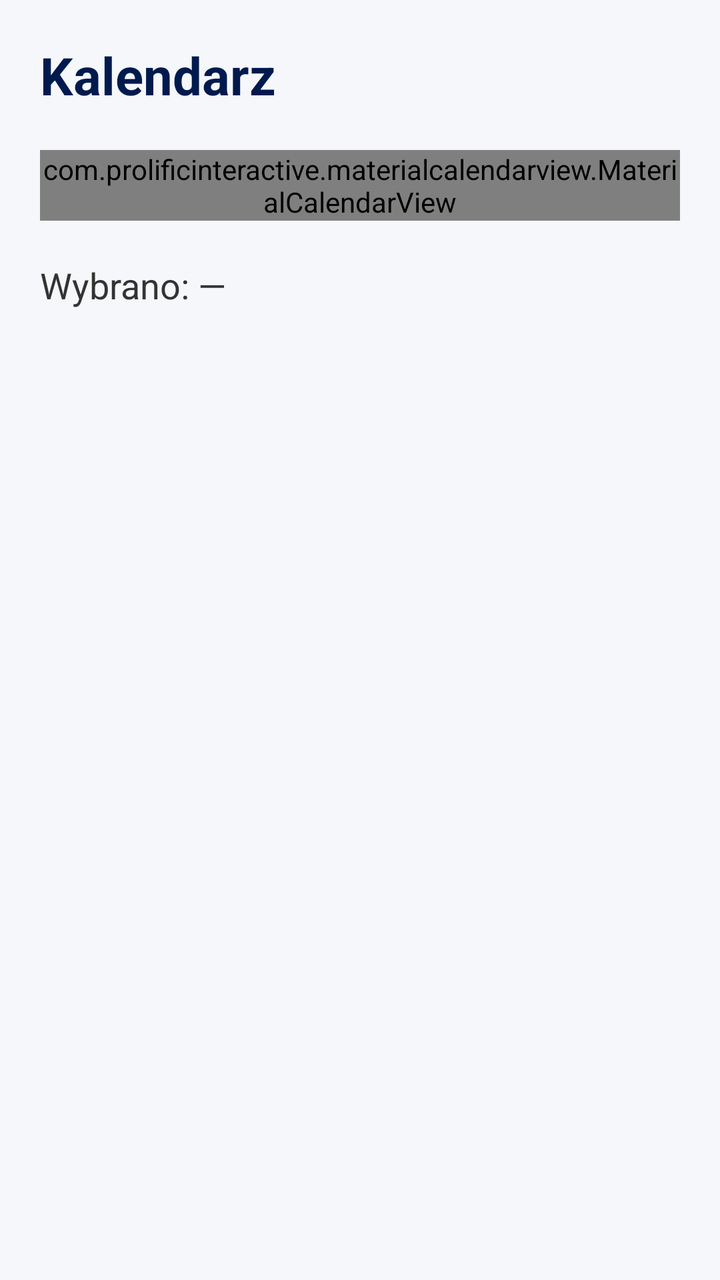
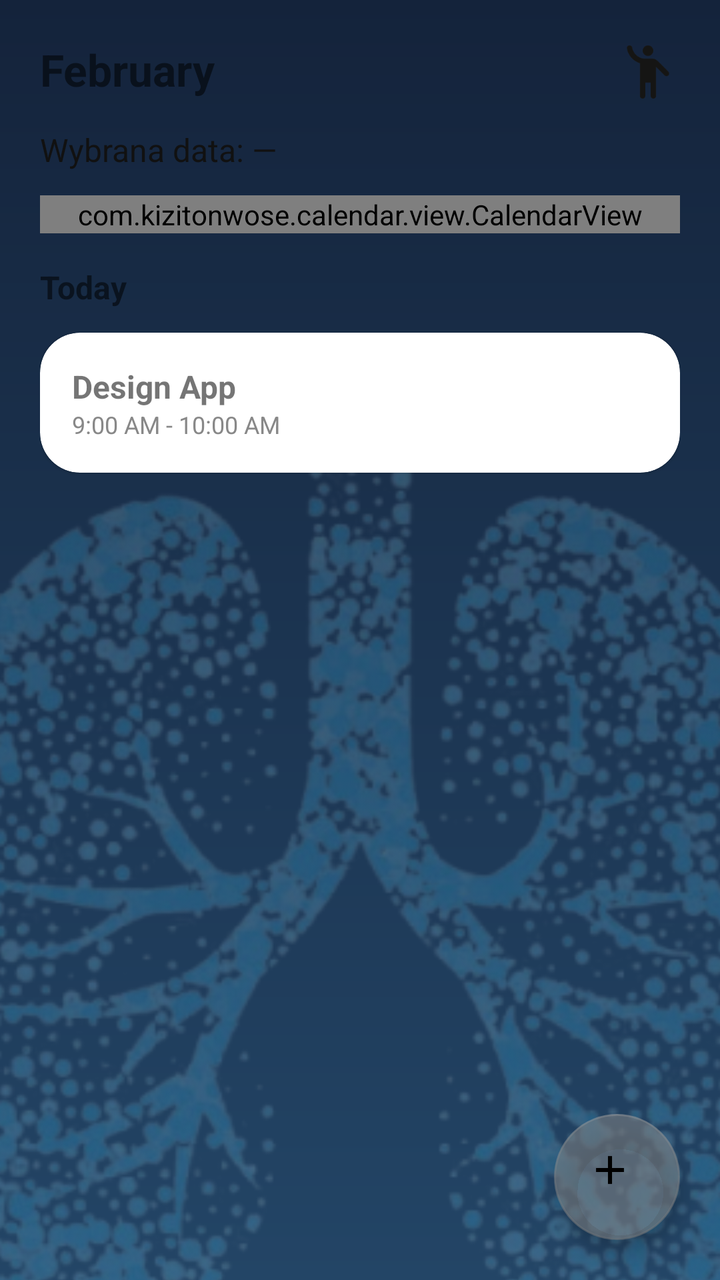

Two renders of the same Android screen: before a commit and after it. Below are the layout's source before the change and the commit's diff.
<!-- AndroidManifest.xml: application theme Theme.MyApplication -->
<!-- res/layout/fragment_calendar.xml -->
<?xml version="1.0" encoding="utf-8"?>
<LinearLayout xmlns:android="http://schemas.android.com/apk/res/android"
    xmlns:app="http://schemas.android.com/apk/res-auto"
    android:orientation="vertical"
    android:padding="20dp"
    android:background="#F5F7FA"
    android:layout_width="match_parent"
    android:layout_height="match_parent">

    
    <TextView
        android:id="@+id/tvTitle"
        android:layout_width="match_parent"
        android:layout_height="wrap_content"
        android:text="Kalendarz"
        android:textSize="26sp"
        android:textStyle="bold"
        android:textColor="#001A4D"
        android:paddingBottom="20dp"/>

    
    <com.prolificinteractive.materialcalendarview.MaterialCalendarView
        android:id="@+id/calendarView"
        android:layout_width="match_parent"
        android:layout_height="wrap_content"
        app:mcv_showOtherDates="all"
        app:mcv_selectionColor="#4CAF50"
        app:mcv_tileHeight="50dp"/>

    
    <TextView
        android:id="@+id/tvSelectedDate"
        android:layout_width="match_parent"
        android:layout_height="wrap_content"
        android:text="Wybrano: —"
        android:textSize="18sp"
        android:textColor="#333"
        android:paddingTop="20dp"/>

</LinearLayout>
<!-- resources referenced by this layout -->
<resources>
  <style name="Theme.MyApplication" parent="Theme.MaterialComponents.DayNight.DarkActionBar">
          
          <item name="colorPrimary">@color/purple_500</item>
          <item name="colorPrimaryVariant">@color/purple_700</item>
          <item name="colorOnPrimary">@color/white</item>
          
          <item name="colorSecondary">@color/teal_200</item>
          <item name="colorSecondaryVariant">@color/teal_700</item>
          <item name="colorOnSecondary">@color/black</item>
          
          <item name="android:statusBarColor">?attr/colorPrimaryVariant</item>
          
      </style>
  <color name="purple_500">#FF6200EE</color>
  <color name="purple_700">#FF3700B3</color>
  <color name="white">#FFFFFFFF</color>
  <color name="teal_200">#FF03DAC5</color>
  <color name="teal_700">#FF018786</color>
  <color name="black">#FF000000</color>
</resources>

<!-- the commit's change to res/layout/fragment_calendar.xml (unified diff, before → after) -->
@@ -1,40 +1,140 @@
 <?xml version="1.0" encoding="utf-8"?>
-<LinearLayout xmlns:android="http://schemas.android.com/apk/res/android"
+<androidx.constraintlayout.widget.ConstraintLayout
+    xmlns:android="http://schemas.android.com/apk/res/android"
     xmlns:app="http://schemas.android.com/apk/res-auto"
-    android:orientation="vertical"
-    android:padding="20dp"
-    android:background="#F5F7FA"
+    xmlns:tools="http://schemas.android.com/tools"
     android:layout_width="match_parent"
-    android:layout_height="match_parent">
+    android:layout_height="match_parent"
+    android:background="@drawable/gradient_bg">
 
     
-    <TextView
-        android:id="@+id/tvTitle"
+    <ImageView
+        android:id="@+id/bgLungsCalendar"
         android:layout_width="match_parent"
-        android:layout_height="wrap_content"
-        android:text="Kalendarz"
-        android:textSize="26sp"
-        android:textStyle="bold"
-        android:textColor="#001A4D"
-        android:paddingBottom="20dp"/>
+        android:layout_height="match_parent"
+        android:src="@drawable/lungs"
+        android:scaleType="centerCrop"
+        android:alpha="0.22"
+        android:translationY="120dp"
+        android:contentDescription="@null" />
 
     
-    <com.prolificinteractive.materialcalendarview.MaterialCalendarView
-        android:id="@+id/calendarView"
-        android:layout_width="match_parent"
-        android:layout_height="wrap_content"
-        app:mcv_showOtherDates="all"
-        app:mcv_selectionColor="#4CAF50"
-        app:mcv_tileHeight="50dp"/>
 
     
-    <TextView
-        android:id="@+id/tvSelectedDate"
-        android:layout_width="match_parent"
-        android:layout_height="wrap_content"
-        android:text="Wybrano: —"
-        android:textSize="18sp"
-        android:textColor="#333"
-        android:paddingTop="20dp"/>
+    <ScrollView
+        android:id="@+id/scrollContent"
+        android:layout_width="0dp"
+        android:layout_height="0dp"
+        android:padding="20dp"
+        app:layout_constraintBottom_toBottomOf="parent"
+        app:layout_constraintEnd_toEndOf="parent"
+        app:layout_constraintHorizontal_bias="0.0"
+        app:layout_constraintStart_toStartOf="parent"
+        app:layout_constraintTop_toTopOf="parent"
+        app:layout_constraintVertical_bias="0.0">
 
-</LinearLayout>
+        
+        <LinearLayout
+            android:layout_width="match_parent"
+            android:layout_height="wrap_content"
+            android:orientation="vertical">
+
+            
+            <androidx.constraintlayout.widget.ConstraintLayout
+                android:layout_width="match_parent"
+                android:layout_height="wrap_content">
+
+                <TextView
+                    android:id="@+id/tvMonth"
+                    android:layout_width="wrap_content"
+                    android:layout_height="wrap_content"
+                    android:text="February"
+                    android:textSize="22sp"
+                    android:textStyle="bold"
+                    app:layout_constraintStart_toStartOf="parent"
+                    app:layout_constraintTop_toTopOf="parent" />
+
+                <ImageView
+                    android:id="@+id/btnProfile"
+                    android:layout_width="32dp"
+                    android:layout_height="32dp"
+                    android:src="@drawable/round_emoji_people_24"
+                    app:layout_constraintEnd_toEndOf="parent"
+                    app:layout_constraintTop_toTopOf="parent" />
+
+            </androidx.constraintlayout.widget.ConstraintLayout>
+
+            <TextView
+                android:id="@+id/tvSelectedDate"
+                android:layout_width="match_parent"
+                android:layout_height="wrap_content"
+                android:paddingTop="12dp"
+                android:text="Wybrana data: —"
+                android:textColor="#111"
+                android:textSize="16sp" />
+
+            <com.kizitonwose.calendar.view.CalendarView
+                android:id="@+id/calendarView"
+                android:layout_width="match_parent"
+                android:layout_height="wrap_content"
+                android:layout_marginTop="12dp" />
+
+            
+            <TextView
+                android:id="@+id/tvToday"
+                android:layout_width="wrap_content"
+                android:layout_height="wrap_content"
+                android:layout_marginTop="16dp"
+                android:text="Today"
+                android:textSize="16sp"
+                android:textStyle="bold" />
+
+            
+            <com.google.android.material.card.MaterialCardView
+                android:layout_width="match_parent"
+                android:layout_height="wrap_content"
+                android:layout_marginTop="12dp"
+                app:cardCornerRadius="20dp">
+
+                <LinearLayout
+                    android:layout_width="match_parent"
+                    android:layout_height="wrap_content"
+                    android:orientation="vertical"
+                    android:padding="16dp">
+
+                    <TextView
+                        android:layout_width="wrap_content"
+                        android:layout_height="wrap_content"
+                        android:text="Design App"
+                        android:textSize="16sp"
+                        android:textStyle="bold" />
+
+                    <TextView
+                        android:layout_width="wrap_content"
+                        android:layout_height="wrap_content"
+                        android:text="9:00 AM - 10:00 AM"
+                        android:textColor="#888888"
+                        android:textSize="12sp" />
+
+                </LinearLayout>
+            </com.google.android.material.card.MaterialCardView>
+
+            
+            <View
+                android:layout_width="match_parent"
+                android:layout_height="80dp" />
+
+        </LinearLayout>
+    </ScrollView>
+
+    <com.google.android.material.floatingactionbutton.FloatingActionButton
+        android:id="@+id/fabAdd"
+        android:layout_width="63dp"
+        android:layout_height="63dp"
+        android:layout_margin="20dp"
+        android:src="@drawable/baseline_add_24"
+        app:backgroundTint="#8888"
+        app:layout_constraintBottom_toBottomOf="parent"
+        app:layout_constraintEnd_toEndOf="parent" />
+
+</androidx.constraintlayout.widget.ConstraintLayout>
<!-- resource entries referenced after the edit -->
@@ -1,5 +1,30 @@
 <!-- resources referenced by this layout -->
 <resources>
+  <!-- drawable baseline_add_24 (drawable) -->
+  <vector xmlns:android="http://schemas.android.com/apk/res/android" android:height="24dp" android:tint="#000000" android:viewportHeight="24" android:viewportWidth="24" android:width="24dp">
+        
+      <path android:fillColor="@android:color/white" android:pathData="M19,13h-6v6h-2v-6H5v-2h6V5h2v6h6v2z"/>
+      
+  </vector>
+  <!-- drawable gradient_bg (drawable) -->
+  <?xml version="1.0" encoding="utf-8"?>
+  <shape xmlns:android="http://schemas.android.com/apk/res/android"
+      android:shape="rectangle">
+  
+      <gradient
+          android:startColor="#14233B"
+          android:endColor="#234566"
+          android:angle="270" />
+  </shape>
+  <!-- drawable lungs: png bitmap (drawable, 315991 bytes) -->
+  <!-- drawable round_emoji_people_24 (drawable) -->
+  <vector xmlns:android="http://schemas.android.com/apk/res/android" android:height="24dp" android:tint="#151514" android:viewportHeight="24" android:viewportWidth="24" android:width="24dp">
+        
+      <path android:fillColor="@android:color/white" android:pathData="M12,4m-2,0a2,2 0,1 1,4 0a2,2 0,1 1,-4 0"/>
+        
+      <path android:fillColor="@android:color/white" android:pathData="M15.89,8.11C15.5,7.72 14.83,7 13.53,7c-0.21,0 -1.42,0 -2.54,0C8.53,6.99 6.48,5.2 6.07,2.85C5.99,2.36 5.58,2 5.09,2h0c-0.61,0 -1.09,0.54 -1,1.14C4.53,5.8 6.47,7.95 9,8.71V21c0,0.55 0.45,1 1,1h0c0.55,0 1,-0.45 1,-1v-5h2v5c0,0.55 0.45,1 1,1h0c0.55,0 1,-0.45 1,-1V10.05l3.24,3.24c0.39,0.39 1.02,0.39 1.41,0v0c0.39,-0.39 0.39,-1.02 0,-1.41L15.89,8.11z"/>
+      
+  </vector>
   <style name="Theme.MyApplication" parent="Theme.MaterialComponents.DayNight.DarkActionBar">
           
           <item name="colorPrimary">@color/purple_500</item>
